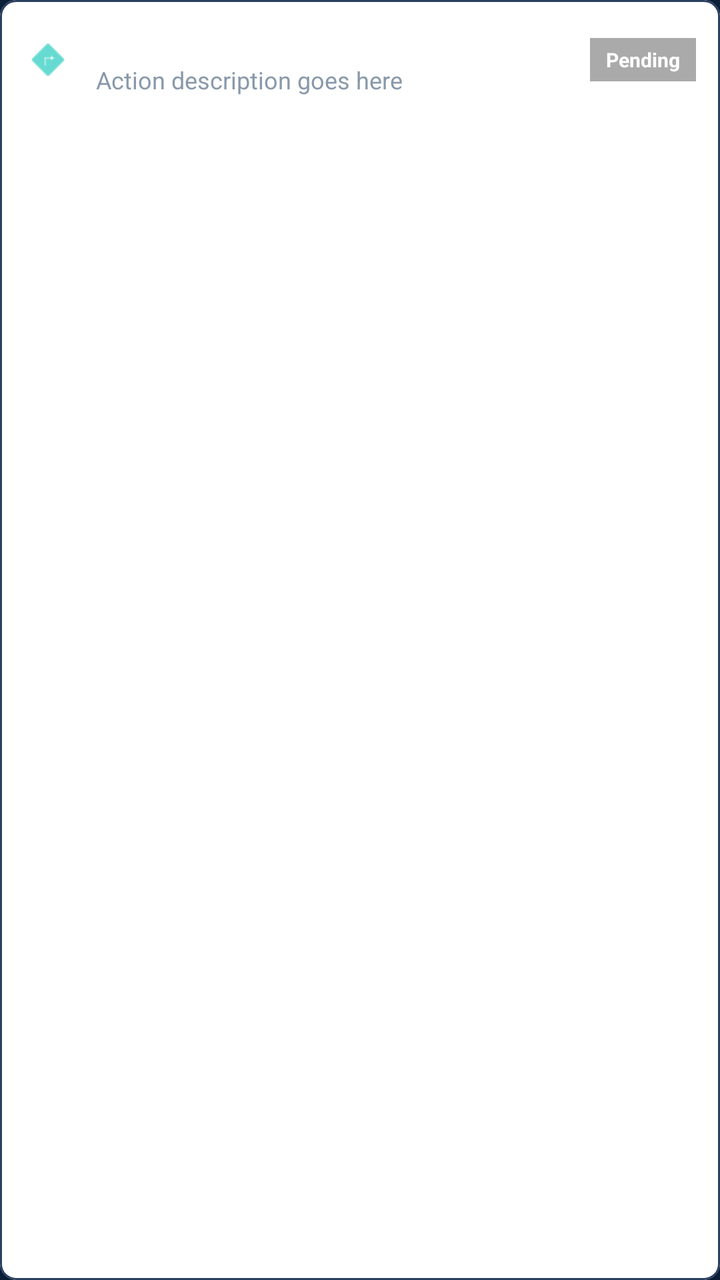
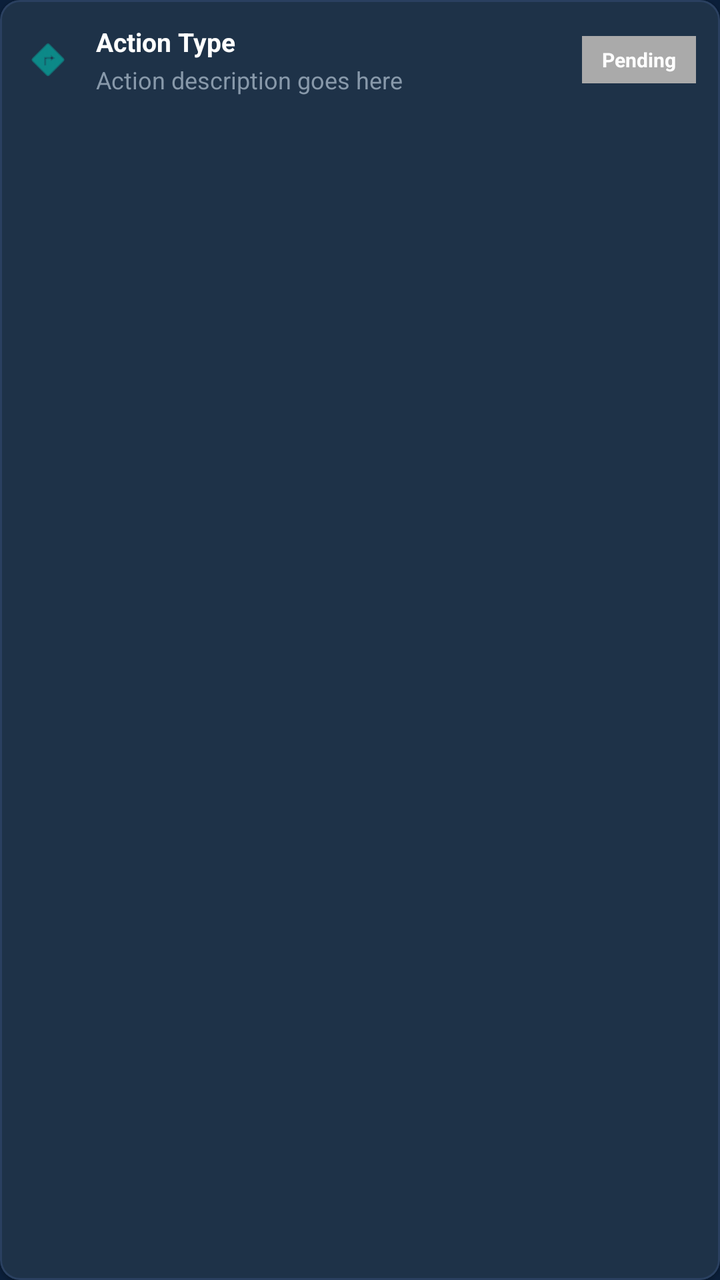

Two renders of the same Android screen: before a commit and after it. Below are the layout's source before the change and the commit's diff.
<!-- AndroidManifest.xml: application theme Theme.Nikaas -->
<!-- res/layout/item_ai_action.xml -->
<?xml version="1.0" encoding="utf-8"?>
<com.google.android.material.card.MaterialCardView xmlns:android="http://schemas.android.com/apk/res/android"
    xmlns:app="http://schemas.android.com/apk/res-auto"
    android:layout_width="match_parent"
    android:layout_height="wrap_content"
    android:layout_marginBottom="8dp"
    app:cardCornerRadius="8dp"
    app:cardElevation="1dp"
    app:cardBackgroundColor="@color/white"
    app:strokeColor="@color/gray_border"
    app:strokeWidth="1dp">

    <LinearLayout
        android:layout_width="match_parent"
        android:layout_height="wrap_content"
        android:orientation="horizontal"
        android:padding="12dp"
        android:gravity="center_vertical">

        <ImageView
            android:id="@+id/img_action_icon"
            android:layout_width="24dp"
            android:layout_height="24dp"
            android:src="@android:drawable/ic_menu_directions"
            app:tint="@color/primary" />

        <LinearLayout
            android:layout_width="0dp"
            android:layout_height="wrap_content"
            android:layout_weight="1"
            android:layout_marginStart="12dp"
            android:orientation="vertical">

            <TextView
                android:id="@+id/txt_action_title"
                android:layout_width="wrap_content"
                android:layout_height="wrap_content"
                android:text="Action Type"
                android:textColor="@color/black"
                android:textStyle="bold"
                android:textSize="13sp" />

            <TextView
                android:id="@+id/txt_action_desc"
                android:layout_width="wrap_content"
                android:layout_height="wrap_content"
                android:layout_marginTop="2dp"
                android:text="Action description goes here"
                android:textColor="@color/gray_text"
                android:textSize="12sp" />
        </LinearLayout>

        <TextView
            android:id="@+id/txt_action_status"
            android:layout_width="wrap_content"
            android:layout_height="wrap_content"
            android:paddingHorizontal="8dp"
            android:paddingVertical="4dp"
            android:text="Pending"
            android:textSize="10sp"
            android:textStyle="bold"
            android:textColor="@color/white"
            android:background="@android:color/darker_gray" />
    </LinearLayout>
</com.google.android.material.card.MaterialCardView>
<!-- resources referenced by this layout -->
<resources>
  <color name="black">#FFFFFF</color>
  <color name="gray_border">#2A4060</color>
  <color name="gray_text">#8899AA</color>
  <color name="primary">#00C2B2</color>
  <color name="white">#FFFFFF</color>
  <style name="Theme.Nikaas" parent="Theme.MaterialComponents.DayNight.NoActionBar">
          
          <item name="colorPrimary">@color/primary</item>
          <item name="colorPrimaryVariant">@color/primary_variant</item>
          <item name="colorOnPrimary">@color/white</item>
          
          <item name="colorSecondary">@color/secondary</item>
          <item name="colorSecondaryVariant">@color/secondary_variant</item>
          <item name="colorOnSecondary">@color/black</item>
          
          <item name="android:statusBarColor">?attr/colorPrimaryVariant</item>
          
          <item name="android:windowBackground">@color/background</item>
      </style>
  <color name="primary_variant">#00838F</color>
  <color name="secondary">#00C2B2</color>
  <color name="secondary_variant">#00838F</color>
  <color name="background">#0B1F3A</color>
</resources>

<!-- the commit's change to res/layout/item_ai_action.xml (unified diff, before → after) -->
@@ -4,9 +4,9 @@
     android:layout_width="match_parent"
     android:layout_height="wrap_content"
     android:layout_marginBottom="8dp"
-    app:cardCornerRadius="8dp"
+    app:cardCornerRadius="10dp"
     app:cardElevation="1dp"
-    app:cardBackgroundColor="@color/white"
+    app:cardBackgroundColor="@color/surface"
     app:strokeColor="@color/gray_border"
     app:strokeWidth="1dp">
 
@@ -36,7 +36,7 @@
                 android:layout_width="wrap_content"
                 android:layout_height="wrap_content"
                 android:text="Action Type"
-                android:textColor="@color/black"
+                android:textColor="@color/white"
                 android:textStyle="bold"
                 android:textSize="13sp" />
 
@@ -54,8 +54,8 @@
             android:id="@+id/txt_action_status"
             android:layout_width="wrap_content"
             android:layout_height="wrap_content"
-            android:paddingHorizontal="8dp"
-            android:paddingVertical="4dp"
+            android:paddingHorizontal="10dp"
+            android:paddingVertical="5dp"
             android:text="Pending"
             android:textSize="10sp"
             android:textStyle="bold"
<!-- resource entries referenced after the edit -->
@@ -4,6 +4,7 @@
   <color name="gray_border">#2A4060</color>
   <color name="gray_text">#8899AA</color>
   <color name="primary">#00C2B2</color>
+  <color name="surface">#1E3248</color>
   <color name="white">#FFFFFF</color>
   <style name="Theme.Nikaas" parent="Theme.MaterialComponents.DayNight.NoActionBar">
           
